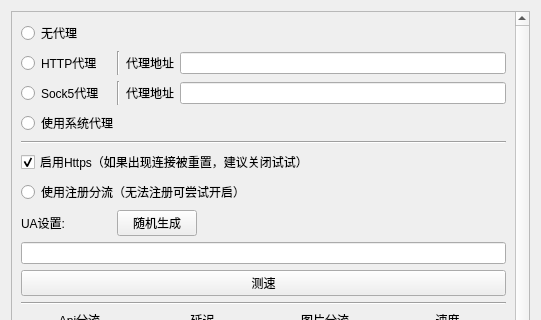
This is ui/component/ui_login_proxy_widget.ui in tonquer/JMComic-qt as Qt 5 draws it before an edit; both pictures show x 0 to 541 and y 0 to 320 of the 541 by 483 pixel window. The edited form follows.
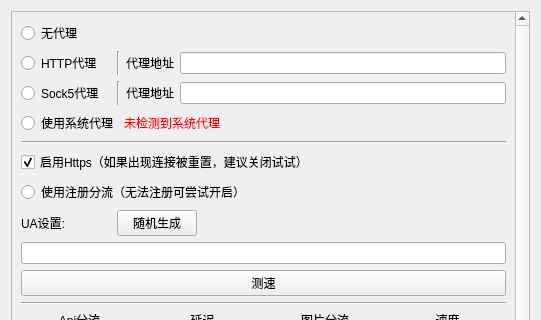
This is the edited form. Custom widgets are drawn as their Qt base class.

The edit to the form file:
```diff
--- a/ui/component/ui_login_proxy_widget.ui
+++ b/ui/component/ui_login_proxy_widget.ui
@@ -155,6 +155,34 @@
            </attribute>
           </widget>
          </item>
+         <item>
+          <widget class="QLabel" name="checkLabel">
+           <property name="font">
+            <font>
+             <bold>false</bold>
+            </font>
+           </property>
+           <property name="styleSheet">
+            <string notr="true">color:rgb(255, 0, 0)</string>
+           </property>
+           <property name="text">
+            <string>未检测到系统代理</string>
+           </property>
+          </widget>
+         </item>
+         <item>
+          <spacer name="horizontalSpacer_2">
+           <property name="orientation">
+            <enum>Qt::Horizontal</enum>
+           </property>
+           <property name="sizeHint" stdset="0">
+            <size>
+             <width>40</width>
+             <height>20</height>
+            </size>
+           </property>
+          </spacer>
+         </item>
         </layout>
        </item>
        <item>
```
Left out of the diff: 2 changed lines with no effect on the pictures.
